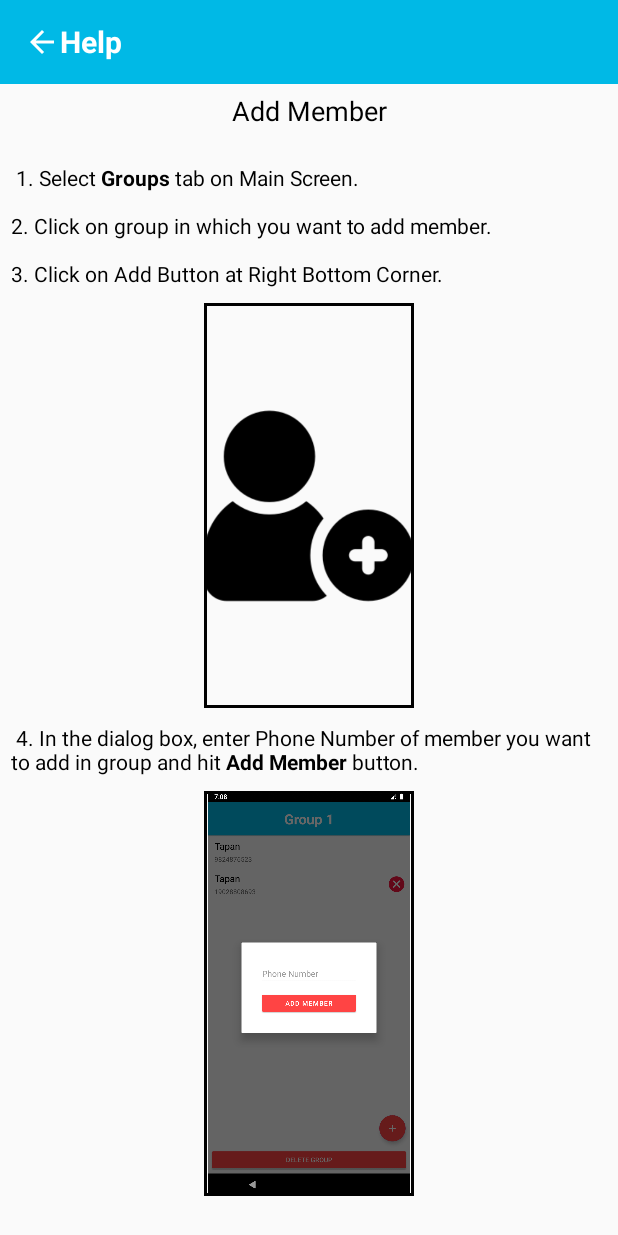
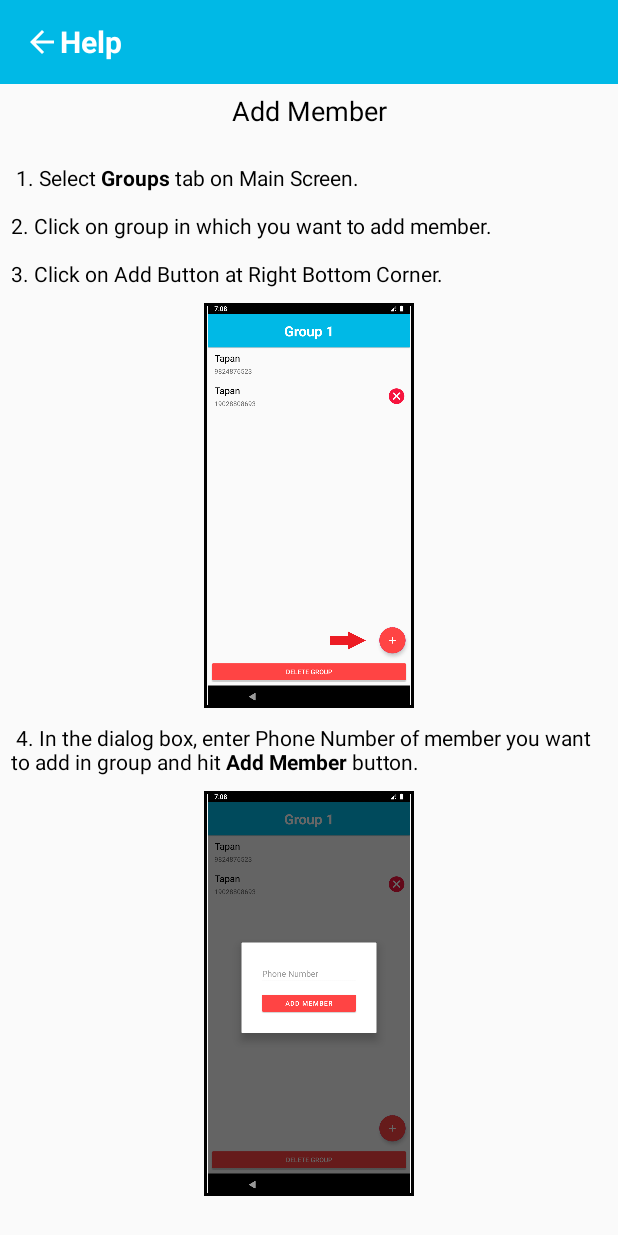
Before and after one commit to prasharsh/roomately, an Android app: the AddMemberFragment screen opened through its navigation route, on a phone screen of 412 x 824 dp. Run offline under Robolectric (Android 15) with nearby library versions, the phone set to English and light mode, and no system bars.

Commit message:
Updated help_add_member.xml

```diff
--- a/app/src/main/res/layout/help_add_member.xml
+++ b/app/src/main/res/layout/help_add_member.xml
@@ -50,7 +50,7 @@
                 android:id="@+id/img1"
                 app:layout_constraintStart_toStartOf="parent"
                 app:layout_constraintTop_toBottomOf="@id/txtLine1"
-                android:src="@drawable/add_member"/>
+                android:src="@drawable/add_member_button"/>
 
             <TextView
                 android:layout_width="match_parent"
```
